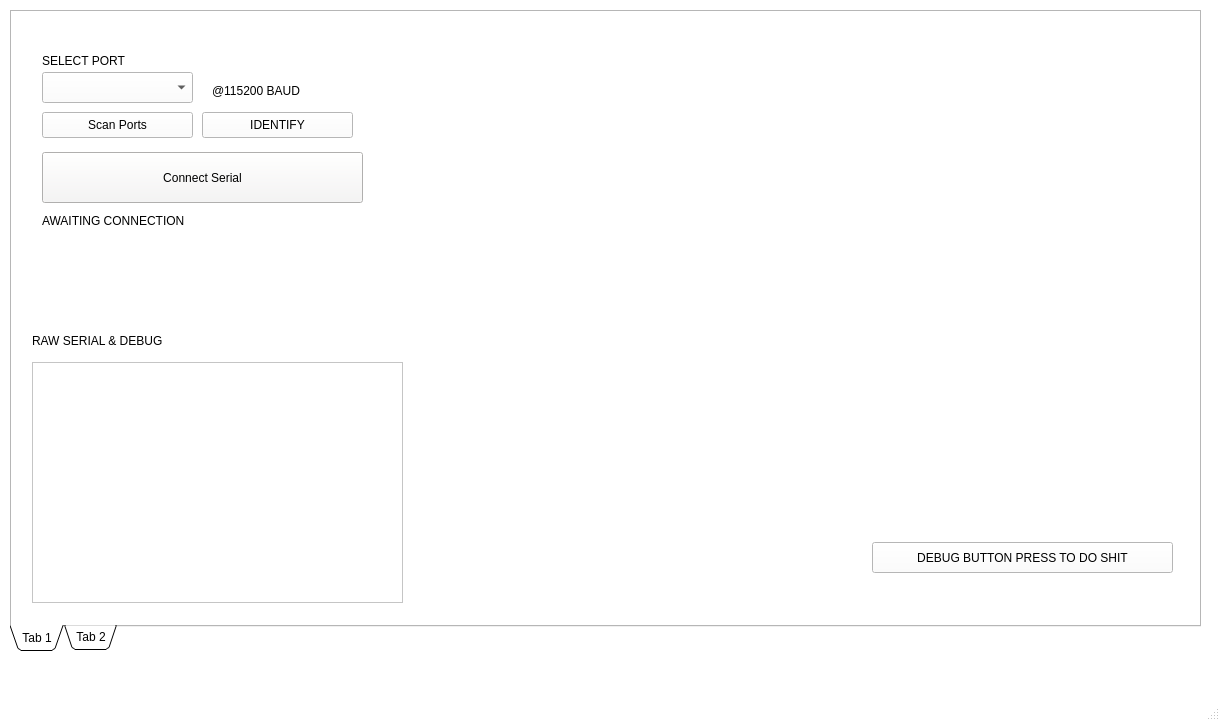
The window that mainwindow.ui (EEE318-project-grp12-2026/Grid-Simulator-Control-Interface) describes before a commit, drawn with Qt 5.
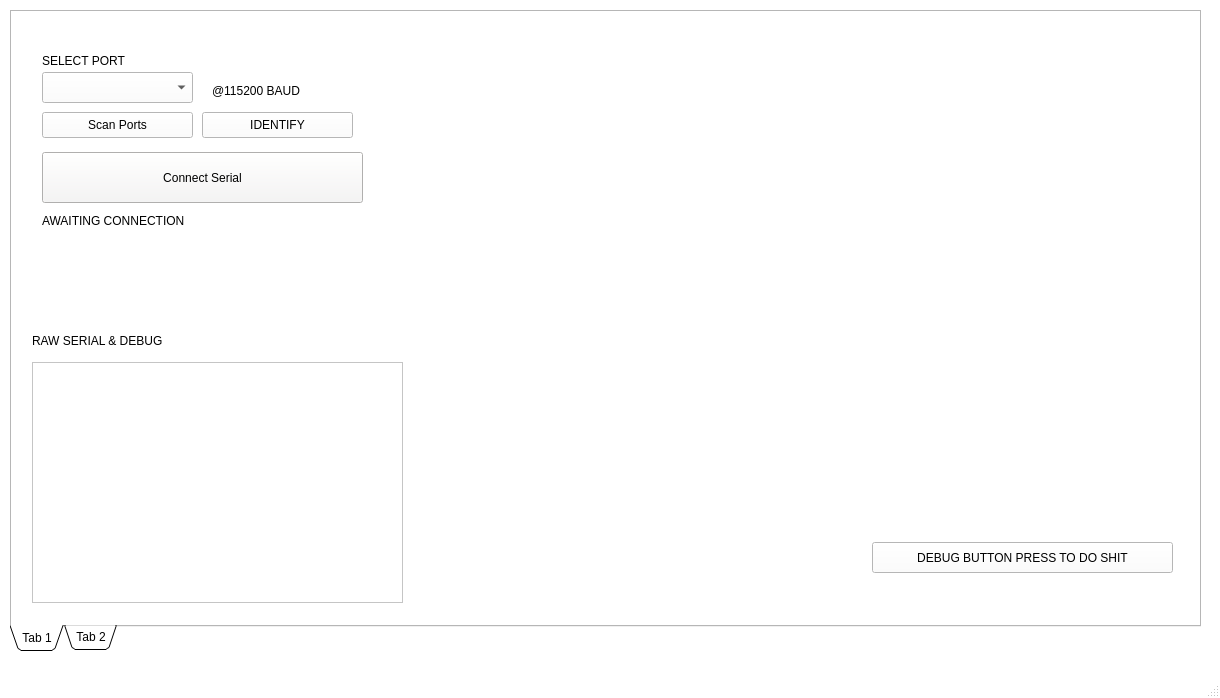
The same window after the commit.

```diff
--- a/mainwindow.ui
+++ b/mainwindow.ui
@@ -7,7 +7,7 @@
     <x>0</x>
     <y>0</y>
     <width>1220</width>
-    <height>721</height>
+    <height>698</height>
    </rect>
   </property>
   <property name="palette">
```
Left out of the diff: 15 changed lines with no effect on the pictures.
